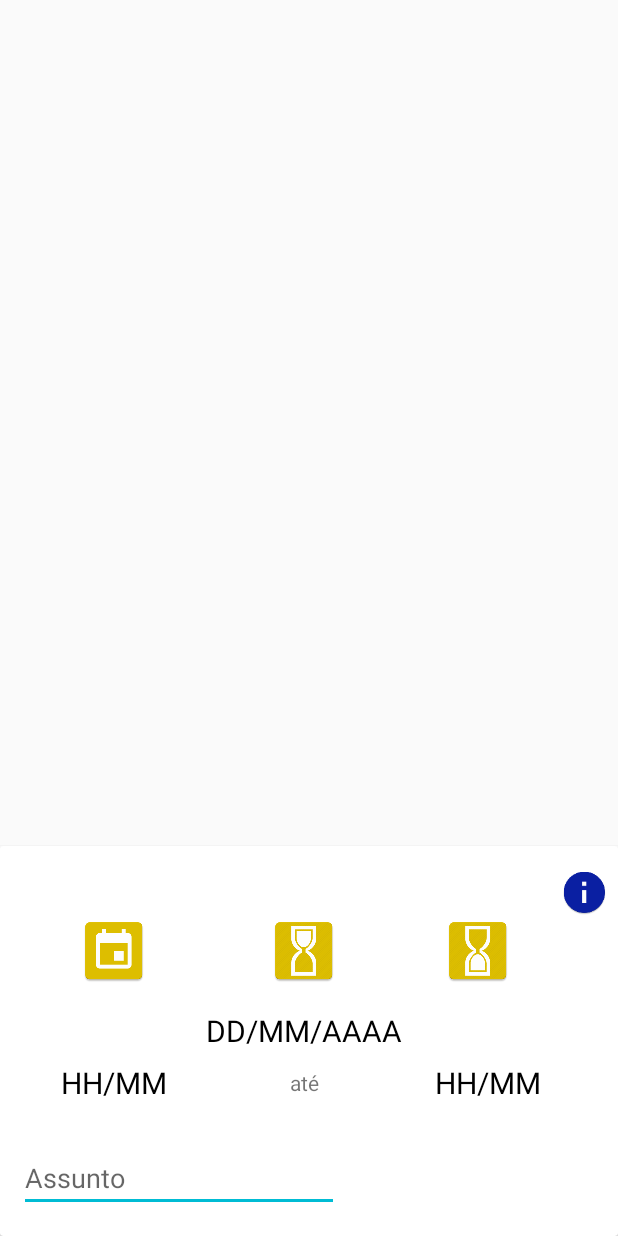
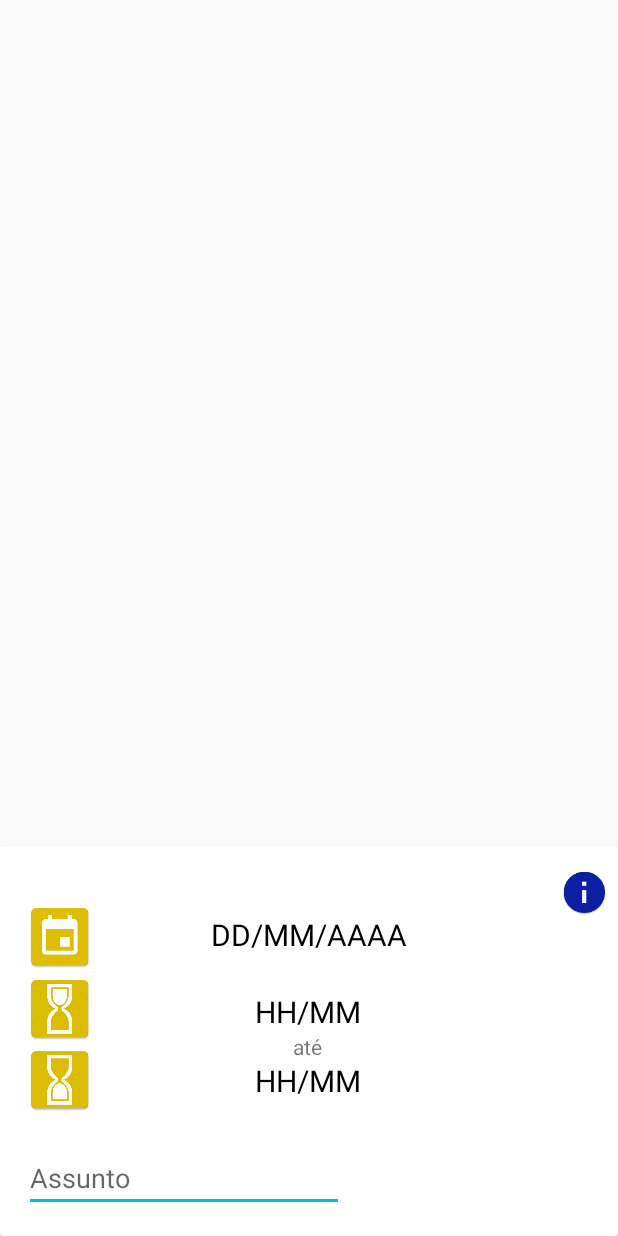
Before and after one commit to GSRamalho/GetherfyAndroid, an Android app: the layout fragment_sala_detail_reserva.xml on its own in the app's theme, with its tools: preview values and no code run, on a phone screen of 412 x 824 dp. Run offline under Robolectric (Android 15) with nearby library versions, the phone set to English and light mode, and no system bars.

Commit message:
Layout reservas e bug do infoBtn corrigido

```diff
--- a/app/src/main/java/com/guilherme/getherfy/activity/SalaDetailActivity.java
+++ b/app/src/main/java/com/guilherme/getherfy/activity/SalaDetailActivity.java
@@ -217,6 +217,8 @@ public class SalaDetailActivity extends AppCompatActivity implements OnMapReadyC
     }
     public void mostraBtnNovaReserva() {
         btnNovaReserva.show();
+        novaReservaVisivel = true;
+
     }
 
     @Override
--- a/app/src/main/res/layout/fragment_sala_detail_reserva.xml
+++ b/app/src/main/res/layout/fragment_sala_detail_reserva.xml
@@ -29,10 +29,10 @@
                 android:src="@mipmap/ic_date_picker"
                 app:layout_constraintBottom_toBottomOf="parent"
                 app:layout_constraintEnd_toEndOf="parent"
-                app:layout_constraintHorizontal_bias="0.143"
+                app:layout_constraintHorizontal_bias="0.044"
                 app:layout_constraintStart_toStartOf="parent"
                 app:layout_constraintTop_toTopOf="parent"
-                app:layout_constraintVertical_bias="0.216" />
+                app:layout_constraintVertical_bias="0.174" />
 
             <ImageButton
                 android:id="@+id/btn_hora_inicio"
@@ -40,12 +40,12 @@
                 android:layout_height="wrap_content"
                 android:background="@null"
                 android:src="@mipmap/ic_time_start_picker"
-                app:layout_constraintBottom_toBottomOf="@+id/btn_selecionar_dia"
+                app:layout_constraintBottom_toBottomOf="parent"
                 app:layout_constraintEnd_toEndOf="parent"
-                app:layout_constraintHorizontal_bias="0.49"
+                app:layout_constraintHorizontal_bias="0.044"
                 app:layout_constraintStart_toStartOf="parent"
-                app:layout_constraintTop_toTopOf="@+id/btn_selecionar_dia"
-                app:layout_constraintVertical_bias="0.0" />
+                app:layout_constraintTop_toTopOf="parent"
+                app:layout_constraintVertical_bias="0.4" />
 
             <ImageButton
                 android:id="@+id/btn_hora_final"
@@ -53,12 +53,12 @@
                 android:layout_height="wrap_content"
                 android:background="@null"
                 android:src="@mipmap/ic_time_end_picker"
-                app:layout_constraintBottom_toBottomOf="@+id/btn_hora_inicio"
+                app:layout_constraintBottom_toBottomOf="parent"
                 app:layout_constraintEnd_toEndOf="parent"
-                app:layout_constraintHorizontal_bias="0.81"
+                app:layout_constraintHorizontal_bias="0.044"
                 app:layout_constraintStart_toStartOf="parent"
-                app:layout_constraintTop_toTopOf="@+id/btn_hora_inicio"
-                app:layout_constraintVertical_bias="0.0" />
+                app:layout_constraintTop_toTopOf="parent"
+                app:layout_constraintVertical_bias="0.622" />
 
             <EditText
                 android:id="@+id/reservar_campo_assunto"
@@ -69,10 +69,10 @@
                 android:inputType="textPersonName"
                 app:layout_constraintBottom_toBottomOf="parent"
                 app:layout_constraintEnd_toEndOf="parent"
-                app:layout_constraintHorizontal_bias="0.065"
+                app:layout_constraintHorizontal_bias="0.08"
                 app:layout_constraintStart_toStartOf="parent"
-                app:layout_constraintTop_toBottomOf="@+id/btn_selecionar_dia"
-                app:layout_constraintVertical_bias="0.869" />
+                app:layout_constraintTop_toTopOf="parent"
+                app:layout_constraintVertical_bias="0.925" />
 
             <TextView
                 android:id="@+id/reservar_diaTxt"
@@ -81,21 +81,23 @@
                 android:text="DD/MM/AAAA"
                 android:textColor="#000000"
                 android:textSize="20sp"
-                app:layout_constraintBottom_toBottomOf="parent"
-                app:layout_constraintEnd_toEndOf="@+id/btn_hora_inicio"
-                app:layout_constraintStart_toStartOf="@+id/btn_hora_inicio"
-                app:layout_constraintTop_toBottomOf="@+id/btn_hora_inicio"
-                app:layout_constraintVertical_bias="0.111" />
+                app:layout_constraintBottom_toBottomOf="@+id/btn_selecionar_dia"
+                app:layout_constraintEnd_toEndOf="parent"
+                app:layout_constraintStart_toStartOf="parent"
+                app:layout_constraintTop_toTopOf="@+id/btn_selecionar_dia"
+                app:layout_constraintVertical_bias="0.428" />
 
             <TextView
                 android:id="@+id/textView3"
                 android:layout_width="wrap_content"
                 android:layout_height="wrap_content"
                 android:text="até"
-                app:layout_constraintBottom_toBottomOf="@+id/reservar__hora_inicioTxt"
-                app:layout_constraintEnd_toEndOf="@+id/reservar_diaTxt"
-                app:layout_constraintStart_toStartOf="@+id/reservar_diaTxt"
-                app:layout_constraintTop_toTopOf="@+id/reservar__hora_inicioTxt" />
+                app:layout_constraintBottom_toBottomOf="parent"
+                app:layout_constraintEnd_toEndOf="parent"
+                app:layout_constraintHorizontal_bias="0.498"
+                app:layout_constraintStart_toStartOf="parent"
+                app:layout_constraintTop_toBottomOf="@+id/reservar__hora_inicioTxt"
+                app:layout_constraintVertical_bias="0.0" />
 
             <TextView
                 android:id="@+id/reservar_hora_finalTxt"
@@ -104,11 +106,12 @@
                 android:text="HH/MM"
                 android:textColor="#000000"
                 android:textSize="20sp"
-                app:layout_constraintBottom_toBottomOf="@+id/textView3"
-                app:layout_constraintEnd_toEndOf="@+id/btn_hora_final"
-                app:layout_constraintHorizontal_bias="0.209"
-                app:layout_constraintStart_toStartOf="@+id/btn_hora_final"
-                app:layout_constraintTop_toTopOf="@+id/textView3" />
+                app:layout_constraintBottom_toBottomOf="parent"
+                app:layout_constraintEnd_toEndOf="parent"
+                app:layout_constraintHorizontal_bias="0.498"
+                app:layout_constraintStart_toStartOf="parent"
+                app:layout_constraintTop_toTopOf="parent"
+                app:layout_constraintVertical_bias="0.613" />
 
             <TextView
                 android:id="@+id/reservar__hora_inicioTxt"
@@ -117,11 +120,12 @@
                 android:text="HH/MM"
                 android:textColor="#000000"
                 android:textSize="20sp"
-                app:layout_constraintBottom_toBottomOf="parent"
-                app:layout_constraintEnd_toEndOf="@+id/btn_selecionar_dia"
-                app:layout_constraintStart_toStartOf="@+id/btn_selecionar_dia"
+                app:layout_constraintBottom_toBottomOf="@+id/btn_hora_inicio"
+                app:layout_constraintEnd_toEndOf="parent"
+                app:layout_constraintHorizontal_bias="0.498"
+                app:layout_constraintStart_toStartOf="parent"
                 app:layout_constraintTop_toBottomOf="@+id/btn_selecionar_dia"
-                app:layout_constraintVertical_bias="0.36" />
+                app:layout_constraintVertical_bias="0.571" />
 
             <Button
                 android:id="@+id/fragment_sala_detail_reserva_btn_info"
```
Also changed, not shown: app/src/main/java/com/guilherme/getherfy/activity/fragment/ListaReservasFragment.java (+15 -9 lines), app/src/main/java/com/guilherme/getherfy/httpService/HttpServiceReservasByOrganizacao.java (+14 -0 lines), app/src/main/res/layout/fragment_reservas.xml (+4 -5 lines), app/src/main/res/layout/item_reserva_layout.xml (+28 -24 lines).
